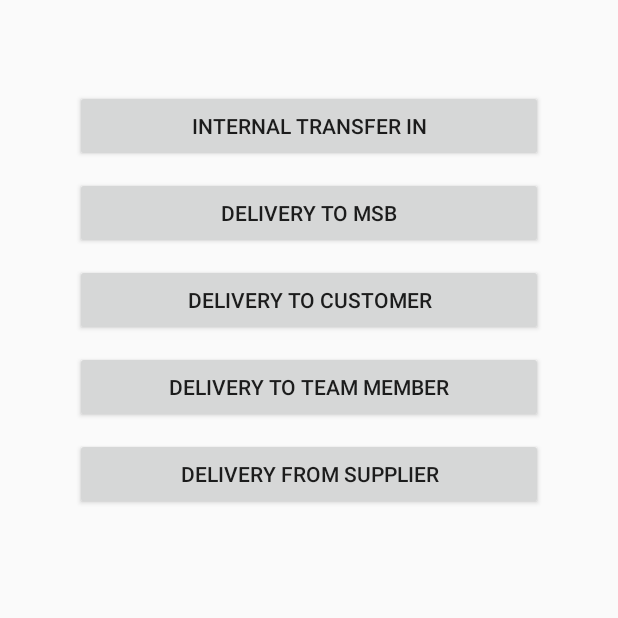
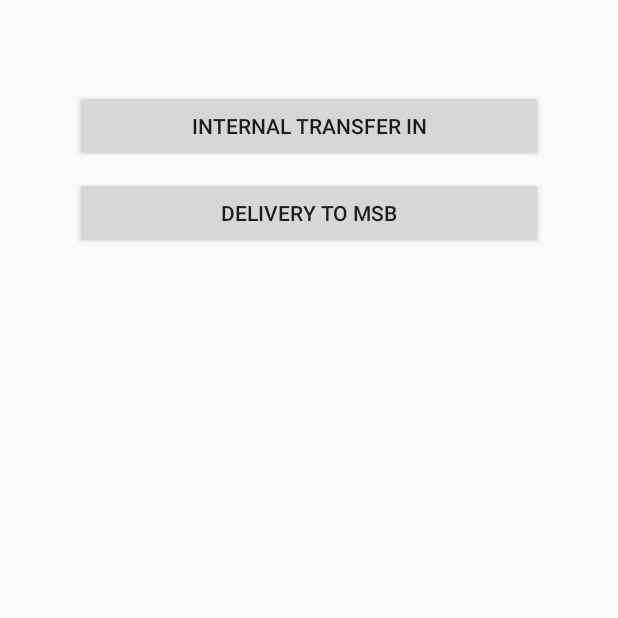
Before and after one commit to BabbanGonaDev/BG-Inventory-Manager-LML, an Android app: the Delivery screen opened directly, with no data from a screen before it, on a phone screen of 412 x 824 dp, the top half of it. Run offline under Robolectric (Android 15) with nearby library versions, the phone set to English and light mode, and no system bars.

Commit message:
Hide all other unneeded buttons. Deployment version 2.0.4

```diff
--- a/app/build.gradle
+++ b/app/build.gradle
@@ -7,7 +7,7 @@ android {
         minSdkVersion 21
         targetSdkVersion 27
         versionCode 1
-        versionName "2.0.3"
+        versionName "2.0.4"
         testInstrumentationRunner "android.support.test.runner.AndroidJUnitRunner"
     }
     buildTypes {
--- a/app/src/main/res/layout/activity_delivery.xml
+++ b/app/src/main/res/layout/activity_delivery.xml
@@ -44,21 +44,24 @@
                 android:layout_width="match_parent"
                 android:layout_height="wrap_content"
                 android:layout_marginTop="10dp"
-                android:text="Delivery to Customer" />
+                android:text="Delivery to Customer"
+                android:visibility="gone" />
 
             <Button
                 android:id="@+id/btnTeamMemberDelivery"
                 android:layout_width="match_parent"
                 android:layout_height="wrap_content"
                 android:layout_marginTop="10dp"
-                android:text="Delivery to Team Member" />
+                android:text="Delivery to Team Member"
+                android:visibility="gone" />
 
             <Button
                 android:id="@+id/btnSupplierDelivery"
                 android:layout_width="match_parent"
                 android:layout_height="wrap_content"
                 android:layout_marginTop="10dp"
-                android:text="Delivery from Supplier" />
+                android:text="Delivery from Supplier"
+                android:visibility="gone" />
 
             <Button
                 android:id="@+id/btnStoreDelivery"
```
